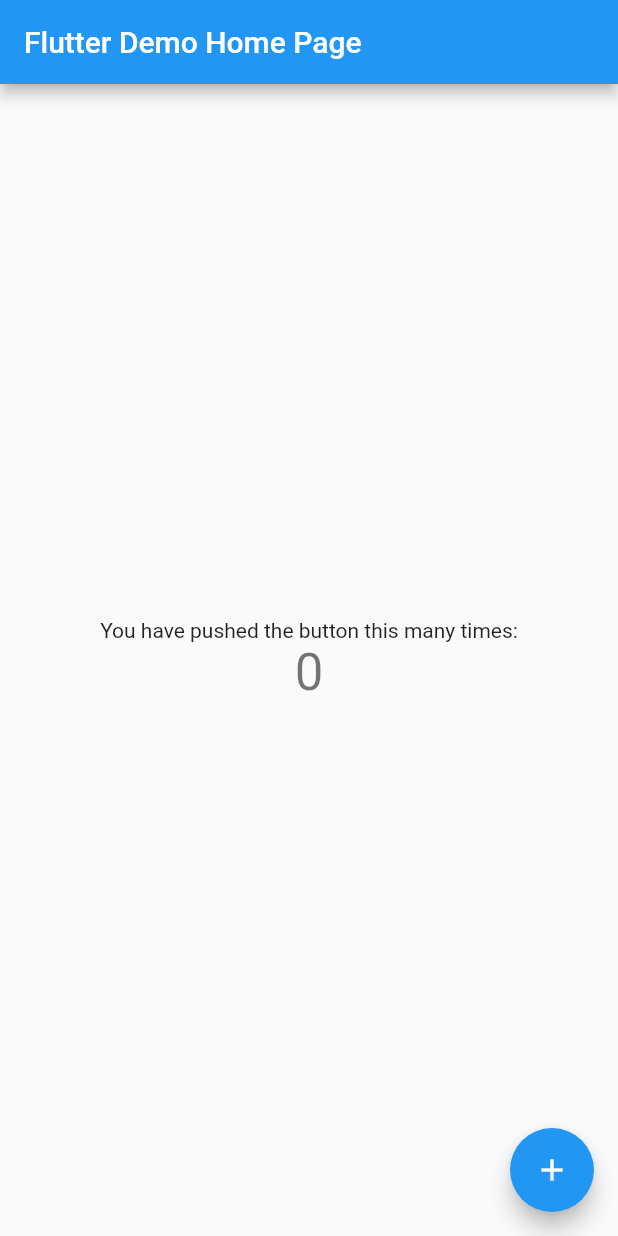
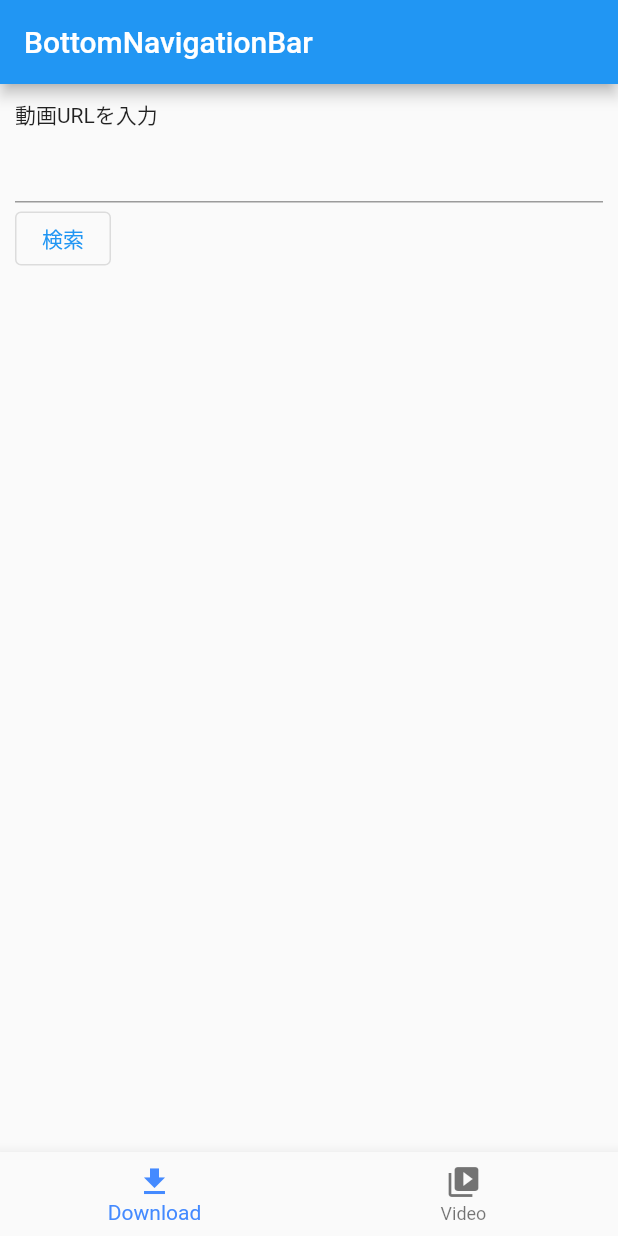
Before and after one commit to TaigaHoshino/video-playbacker, a Flutter app: the screen it shows after launch, on a phone screen of 412 x 824 dp. Run offline on Flutter 3.47's test engine with Material 2 defaults, Android fonts, the phone set to English and light mode, and no system bars.

Commit message:
画面のプロトタイプを実装

```diff
--- a/lib/main.dart
+++ b/lib/main.dart
@@ -1,115 +1,6 @@
 import 'package:flutter/material.dart';
+import 'screens/home.dart';
 
 void main() {
-  runApp(const MyApp());
+  runApp(const HomeScreen());
 }
-
-class MyApp extends StatelessWidget {
-  const MyApp({super.key});
-
-  // This widget is the root of your application.
-  @override
-  Widget build(BuildContext context) {
-    return MaterialApp(
-      title: 'Flutter Demo',
-      theme: ThemeData(
-        // This is the theme of your application.
-        //
-        // Try running your application with "flutter run". You'll see the
-        // application has a blue toolbar. Then, without quitting the app, try
-        // changing the primarySwatch below to Colors.green and then invoke
-        // "hot reload" (press "r" in the console where you ran "flutter run",
-        // or simply save your changes to "hot reload" in a Flutter IDE).
-        // Notice that the counter didn't reset back to zero; the application
-        // is not restarted.
-        primarySwatch: Colors.blue,
-      ),
-      home: const MyHomePage(title: 'Flutter Demo Home Page'),
-    );
-  }
-}
-
-class MyHomePage extends StatefulWidget {
-  const MyHomePage({super.key, required this.title});
-
-  // This widget is the home page of your application. It is stateful, meaning
-  // that it has a State object (defined below) that contains fields that affect
-  // how it looks.
-
-  // This class is the configuration for the state. It holds the values (in this
-  // case the title) provided by the parent (in this case the App widget) and
-  // used by the build method of the State. Fields in a Widget subclass are
-  // always marked "final".
-
-  final String title;
-
-  @override
-  State<MyHomePage> createState() => _MyHomePageState();
-}
-
-class _MyHomePageState extends State<MyHomePage> {
-  int _counter = 0;
-
-  void _incrementCounter() {
-    setState(() {
-      // This call to setState tells the Flutter framework that something has
-      // changed in this State, which causes it to rerun the build method below
-      // so that the display can reflect the updated values. If we changed
-      // _counter without calling setState(), then the build method would not be
-      // called again, and so nothing would appear to happen.
-      _counter++;
-    });
-  }
-
-  @override
-  Widget build(BuildContext context) {
-    // This method is rerun every time setState is called, for instance as done
-    // by the _incrementCounter method above.
-    //
-    // The Flutter framework has been optimized to make rerunning build methods
-    // fast, so that you can just rebuild anything that needs updating rather
-    // than having to individually change instances of widgets.
-    return Scaffold(
-      appBar: AppBar(
-        // Here we take the value from the MyHomePage object that was created by
-        // the App.build method, and use it to set our appbar title.
-        title: Text(widget.title),
-      ),
-      body: Center(
-        // Center is a layout widget. It takes a single child and positions it
-        // in the middle of the parent.
-        child: Column(
-          // Column is also a layout widget. It takes a list of children and
-          // arranges them vertically. By default, it sizes itself to fit its
-          // children horizontally, and tries to be as tall as its parent.
-          //
-          // Invoke "debug painting" (press "p" in the console, choose the
-          // "Toggle Debug Paint" action from the Flutter Inspector in Android
-          // Studio, or the "Toggle Debug Paint" command in Visual Studio Code)
-          // to see the wireframe for each widget.
-          //
-          // Column has various properties to control how it sizes itself and
-          // how it positions its children. Here we use mainAxisAlignment to
-          // center the children vertically; the main axis here is the vertical
-          // axis because Columns are vertical (the cross axis would be
-          // horizontal).
-          mainAxisAlignment: MainAxisAlignment.center,
-          children: <Widget>[
-            const Text(
-              'You have pushed the button this many times:',
-            ),
-            Text(
-              '$_counter',
-              style: Theme.of(context).textTheme.headline4,
-            ),
-          ],
-        ),
-      ),
-      floatingActionButton: FloatingActionButton(
-        onPressed: _incrementCounter,
-        tooltip: 'Increment',
-        child: const Icon(Icons.add),
-      ), // This trailing comma makes auto-formatting nicer for build methods.
-    );
-  }
-}
--- /dev/null
+++ b/lib/screens/capture.dart
@@ -0,0 +1,32 @@
+import 'package:flutter/material.dart';
+
+class CaptureScreen extends StatelessWidget{
+  const CaptureScreen({Key? key}): super(key: key);
+
+  @override
+  Widget build(BuildContext context) {
+    return Scaffold(
+      body: UrlForm()
+    );
+  }
+}
+
+class UrlForm extends StatefulWidget {
+  @override
+  _UrlFormState createState() => _UrlFormState();
+}
+
+class _UrlFormState extends State<UrlForm> {
+  @override
+  Widget build(BuildContext context){
+    return Container(
+      padding: const EdgeInsets.all(10.0),
+      child: Column(
+        crossAxisAlignment: CrossAxisAlignment.start,
+        children: <Widget>[
+          Text("動画URLを入力"),
+          TextField(),
+          OutlinedButton(onPressed: () {}, child: Text('検索'))]),
+          );
+  }
+}
--- /dev/null
+++ b/lib/screens/home.dart
@@ -0,0 +1,66 @@
+import 'package:flutter/material.dart';
+import 'package:video_playbacker/screens/capture.dart';
+import 'package:video_playbacker/screens/videolist.dart';
+
+class HomeScreen extends StatelessWidget {
+  const HomeScreen({super.key});
+
+  // This widget is the root of your application.
+  @override
+  Widget build(BuildContext context) {
+    return MaterialApp(
+      title: 'Flutter Demo',
+      theme: ThemeData(
+        // This is the theme of your application.
+        //
+        // Try running your application with "flutter run". You'll see the
+        // application has a blue toolbar. Then, without quitting the app, try
+        // changing the primarySwatch below to Colors.green and then invoke
+        // "hot reload" (press "r" in the console where you ran "flutter run",
+        // or simply save your changes to "hot reload" in a Flutter IDE).
+        // Notice that the counter didn't reset back to zero; the application
+        // is not restarted.
+        primarySwatch: Colors.blue,
+      ),
+      home: const MyStatefulWidget(),
+    );
+  }
+}
+
+class MyStatefulWidget extends StatefulWidget {
+  const MyStatefulWidget({Key? key}) : super(key: key);
+
+  @override
+  State<MyStatefulWidget> createState() => _MainPageState();
+}
+
+class _MainPageState extends State<MyStatefulWidget> {
+
+  int _currentIndex = 0;
+  final _pageWidgets = [
+    const CaptureScreen(),
+    const VideoListScreen()
+  ];
+
+  @override
+  Widget build(BuildContext context) {
+    return Scaffold(
+      appBar: AppBar(
+        title: Text('BottomNavigationBar'),
+      ),
+      body: _pageWidgets.elementAt(_currentIndex),
+      bottomNavigationBar: BottomNavigationBar(
+        items: <BottomNavigationBarItem>[
+          BottomNavigationBarItem(icon: Icon(Icons.download), label: 'Download'),
+          BottomNavigationBarItem(icon: Icon(Icons.video_collection), label: 'Video')
+        ],
+        currentIndex: _currentIndex,
+        fixedColor: Colors.blueAccent,
+        onTap: _onItemTapped,
+        type: BottomNavigationBarType.fixed,
+      ),
+    );
+  }
+
+  void _onItemTapped(int index) => setState(() => _currentIndex = index );
+}
```
Also changed, not shown: lib/screens/videolist.dart (added, +37 -0 lines), 2 other files.
